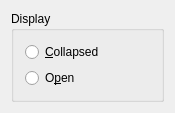
Old version of the form src/frontends/qt/ui/ERTUi.ui in the repository cburschka/lyx.
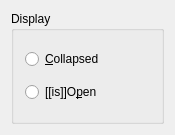
New version of the form.

```diff
--- a/src/frontends/qt/ui/ERTUi.ui
+++ b/src/frontends/qt/ui/ERTUi.ui
@@ -6,7 +6,7 @@
     <x>0</x>
     <y>0</y>
     <width>175</width>
-    <height>99</height>
+    <height>135</height>
    </rect>
   </property>
   <property name="windowTitle">
@@ -50,7 +50,7 @@
          <string>Show ERT contents</string>
         </property>
         <property name="text">
-         <string>O&amp;pen</string>
+         <string>[[is]]O&amp;pen</string>
         </property>
        </widget>
       </item>
```
Left out of the diff: 23 changed lines with no effect on the pictures.
